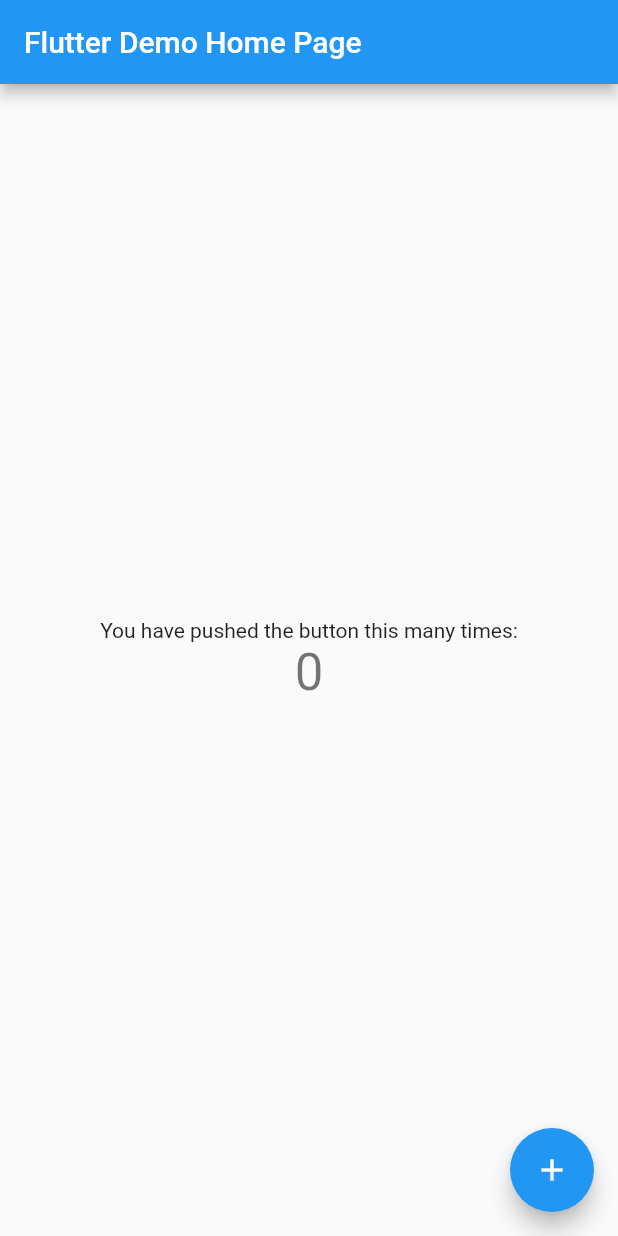
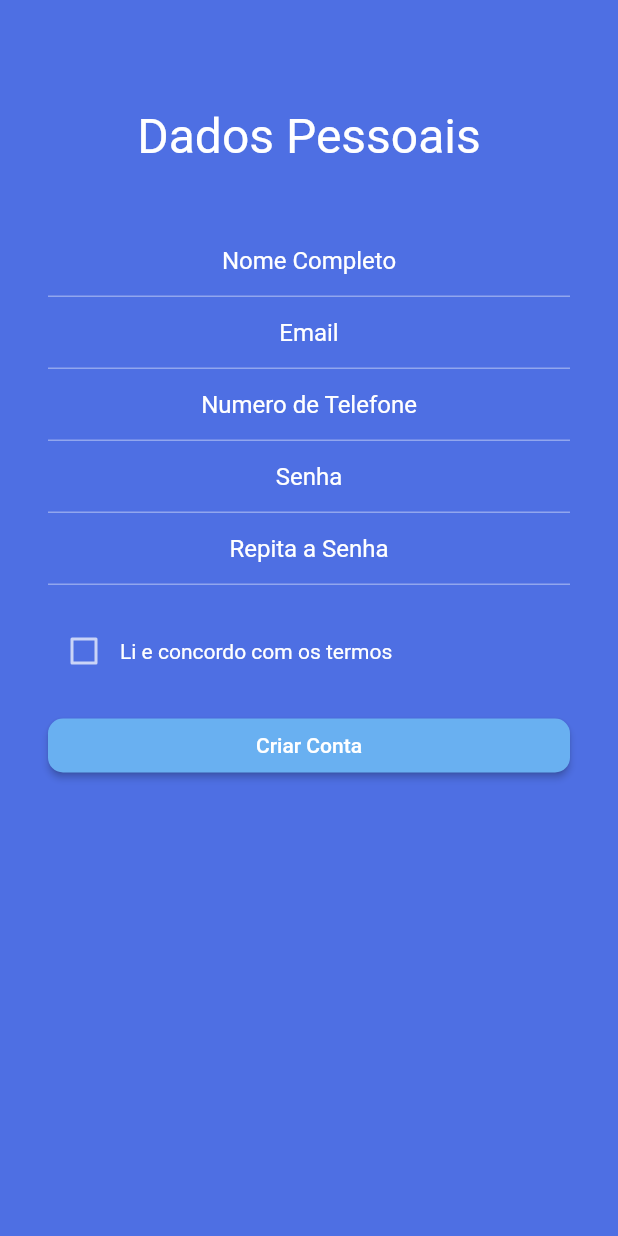
Before and after one commit to jvictor23/baskabarber, a Flutter app: the screen it shows after launch, on a phone screen of 412 x 824 dp. Run offline on Flutter 3.47's test engine with Material 2 defaults, Android fonts, the phone set to English and light mode, and no system bars.

Commit message:
Criando tela de cadastro

```diff
--- /dev/null
+++ b/lib/Pages/Register_Page/register_page.dart
@@ -0,0 +1,117 @@
+import 'package:baskabarber/utils/cores.dart';
+import 'package:flutter/material.dart';
+
+class RegisterPage extends StatefulWidget {
+  @override
+  _RegisterPageState createState() => _RegisterPageState();
+}
+
+class _RegisterPageState extends State<RegisterPage> {
+  bool _checkbox = false;
+  @override
+  Widget build(BuildContext context) {
+    return Scaffold(
+      appBar: AppBar(
+        elevation: 0,
+      ),
+      body: SingleChildScrollView(
+        child: AnimatedContainer(
+            duration: Duration(seconds: 3),
+            child: Padding(
+              padding: EdgeInsets.fromLTRB(32, 16, 32, 16),
+              child: Column(
+                crossAxisAlignment: CrossAxisAlignment.stretch,
+                children: [
+                  Padding(
+                    padding: EdgeInsets.only(bottom: 40),
+                    child: Center(
+                      child: Text(
+                        "Dados Pessoais",
+                        style: TextStyle(fontSize: 32),
+                      ),
+                    ),
+                  ),
+                  Column(
+                    mainAxisAlignment: MainAxisAlignment.spaceBetween,
+                    children: [
+                      TextField(
+                          textAlign: TextAlign.center,
+                          keyboardType: TextInputType.text,
+                          decoration: InputDecoration(
+                            hintText: "Nome Completo",
+                            hintStyle:
+                                TextStyle(color: Color(Cores().corLetras)),
+                            alignLabelWithHint: true,
+                          )),
+                      TextField(
+                          textAlign: TextAlign.center,
+                          keyboardType: TextInputType.emailAddress,
+                          decoration: InputDecoration(
+                            hintText: "Email",
+                            hintStyle:
+                                TextStyle(color: Color(Cores().corLetras)),
+                            alignLabelWithHint: true,
+                          )),
+                      TextField(
+                          textAlign: TextAlign.center,
+                          keyboardType: TextInputType.phone,
+                          decoration: InputDecoration(
+                            hintText: "Numero de Telefone",
+                            hintStyle:
+                                TextStyle(color: Color(Cores().corLetras)),
+                            alignLabelWithHint: true,
+                          )),
+                      TextField(
+                          textAlign: TextAlign.center,
+                          keyboardType: TextInputType.text,
+                          obscureText: true,
+                          decoration: InputDecoration(
+                            hintText: "Senha",
+                            hintStyle:
+                                TextStyle(color: Color(Cores().corLetras)),
+                            alignLabelWithHint: true,
+                          )),
+                      TextField(
+                          textAlign: TextAlign.center,
+                          keyboardType: TextInputType.text,
+                          obscureText: true,
+                          decoration: InputDecoration(
+                            hintText: "Repita a Senha",
+                            hintStyle:
+                                TextStyle(color: Color(Cores().corLetras)),
+                            alignLabelWithHint: true,
+                          )),
+                    ],
+                  ),
+                  Padding(
+                    padding: EdgeInsets.only(top: 20),
+                    child: Row(
+                      children: [
+                        Checkbox(
+                            value: _checkbox,
+                            onChanged: (toque) {
+                              setState(() {
+                                _checkbox = toque;
+                              });
+                            },
+                            activeColor: Color(Cores().corCheckBox)),
+                        Text("Li e concordo com os termos")
+                      ],
+                    ),
+                  ),
+                  Padding(
+                    padding: EdgeInsets.only(top: 15),
+                    child: RaisedButton(
+                      shape: RoundedRectangleBorder(
+                          borderRadius: BorderRadius.circular(10)),
+                      onPressed: () {},
+                      child: Text("Criar Conta"),
+                    ),
+                  )
+                ],
+              ),
+            )),
+      ),
+    );
+  }
+}
--- a/lib/main.dart
+++ b/lib/main.dart
@@ -1,117 +1,27 @@
+
+import 'package:baskabarber/Pages/Register_Page/register_page.dart';
 import 'package:flutter/material.dart';
+import 'package:flutter/services.dart';
 
 void main() {
-  runApp(MyApp());
+
+ SystemChrome.setSystemUIOverlayStyle(SystemUiOverlayStyle(
+    statusBarColor: Color(0xff4e6fe3),
+    statusBarIconBrightness: Brightness.light,
+  ));
+
+  runApp(
+    MaterialApp(
+      home: RegisterPage(),
+      debugShowCheckedModeBanner: false,
+      theme: ThemeData(
+        scaffoldBackgroundColor: Color(0xff4e6fe3),
+        primaryColor: Color(0xff4e6fe3),
+        buttonColor: Color(0xff69b0f1),
+        accentColor: Color(0xffc4c4c4),
+        brightness: Brightness.dark
+      ),
+    )
+  );
+
 }
-
-class MyApp extends StatelessWidget {
-  // This widget is the root of your application.
-  @override
-  Widget build(BuildContext context) {
-    return MaterialApp(
-      title: 'Flutter Demo',
-      theme: ThemeData(
-        // This is the theme of your application.
-        //
-        // Try running your application with "flutter run". You'll see the
-        // application has a blue toolbar. Then, without quitting the app, try
-        // changing the primarySwatch below to Colors.green and then invoke
-        // "hot reload" (press "r" in the console where you ran "flutter run",
-        // or simply save your changes to "hot reload" in a Flutter IDE).
-        // Notice that the counter didn't reset back to zero; the application
-        // is not restarted.
-        primarySwatch: Colors.blue,
-        // This makes the visual density adapt to the platform that you run
-        // the app on. For desktop platforms, the controls will be smaller and
-        // closer together (more dense) than on mobile platforms.
-        visualDensity: VisualDensity.adaptivePlatformDensity,
-      ),
-      home: MyHomePage(title: 'Flutter Demo Home Page'),
-    );
-  }
-}
-
-class MyHomePage extends StatefulWidget {
-  MyHomePage({Key key, this.title}) : super(key: key);
-
-  // This widget is the home page of your application. It is stateful, meaning
-  // that it has a State object (defined below) that contains fields that affect
-  // how it looks.
-
-  // This class is the configuration for the state. It holds the values (in this
-  // case the title) provided by the parent (in this case the App widget) and
-  // used by the build method of the State. Fields in a Widget subclass are
-  // always marked "final".
-
-  final String title;
-
-  @override
-  _MyHomePageState createState() => _MyHomePageState();
-}
-
-class _MyHomePageState extends State<MyHomePage> {
-  int _counter = 0;
-
-  void _incrementCounter() {
-    setState(() {
-      // This call to setState tells the Flutter framework that something has
-      // changed in this State, which causes it to rerun the build method below
-      // so that the display can reflect the updated values. If we changed
-      // _counter without calling setState(), then the build method would not be
-      // called again, and so nothing would appear to happen.
-      _counter++;
-    });
-  }
-
-  @override
-  Widget build(BuildContext context) {
-    // This method is rerun every time setState is called, for instance as done
-    // by the _incrementCounter method above.
-    //
-    // The Flutter framework has been optimized to make rerunning build methods
-    // fast, so that you can just rebuild anything that needs updating rather
-    // than having to individually change instances of widgets.
-    return Scaffold(
-      appBar: AppBar(
-        // Here we take the value from the MyHomePage object that was created by
-        // the App.build method, and use it to set our appbar title.
-        title: Text(widget.title),
-      ),
-      body: Center(
-        // Center is a layout widget. It takes a single child and positions it
-        // in the middle of the parent.
-        child: Column(
-          // Column is also a layout widget. It takes a list of children and
-          // arranges them vertically. By default, it sizes itself to fit its
-          // children horizontally, and tries to be as tall as its parent.
-          //
-          // Invoke "debug painting" (press "p" in the console, choose the
-          // "Toggle Debug Paint" action from the Flutter Inspector in Android
-          // Studio, or the "Toggle Debug Paint" command in Visual Studio Code)
-          // to see the wireframe for each widget.
-          //
-          // Column has various properties to control how it sizes itself and
-          // how it positions its children. Here we use mainAxisAlignment to
-          // center the children vertically; the main axis here is the vertical
-          // axis because Columns are vertical (the cross axis would be
-          // horizontal).
-          mainAxisAlignment: MainAxisAlignment.center,
-          children: <Widget>[
-            Text(
-              'You have pushed the button this many times:',
-            ),
-            Text(
-              '$_counter',
-              style: Theme.of(context).textTheme.headline4,
-            ),
-          ],
-        ),
-      ),
-      floatingActionButton: FloatingActionButton(
-        onPressed: _incrementCounter,
-        tooltip: 'Increment',
-        child: Icon(Icons.add),
-      ), // This trailing comma makes auto-formatting nicer for build methods.
-    );
-  }
-}
--- /dev/null
+++ b/lib/utils/cores.dart
@@ -0,0 +1,5 @@
+class Cores{
+
+  int corLetras = 0xffffffff;
+  int corCheckBox = 0xffc4c4c4;
+}
--- a/pubspec.yaml
+++ b/pubspec.yaml
@@ -28,6 +28,7 @@
   # The following adds the Cupertino Icons font to your application.
   # Use with the CupertinoIcons class for iOS style icons.
   cupertino_icons: ^0.1.3
+  bottom_navy_bar: ^5.5.0
 
 dev_dependencies:
   flutter_test:
```
Also changed, not shown: pubspec.lock, 1 other file.
